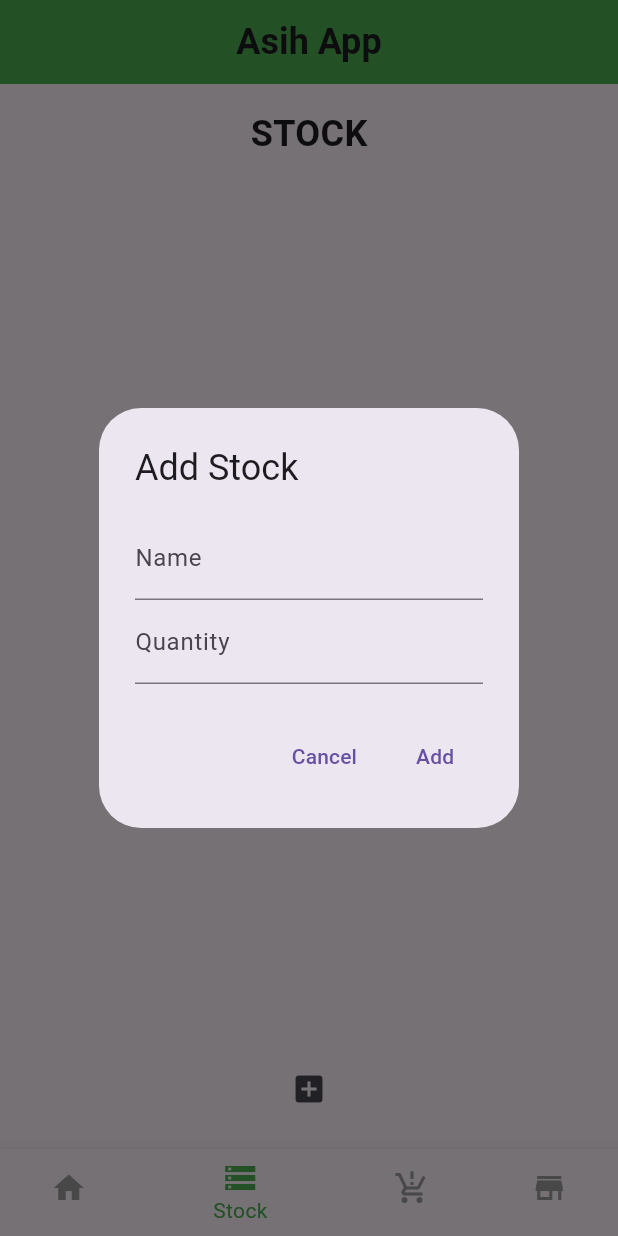
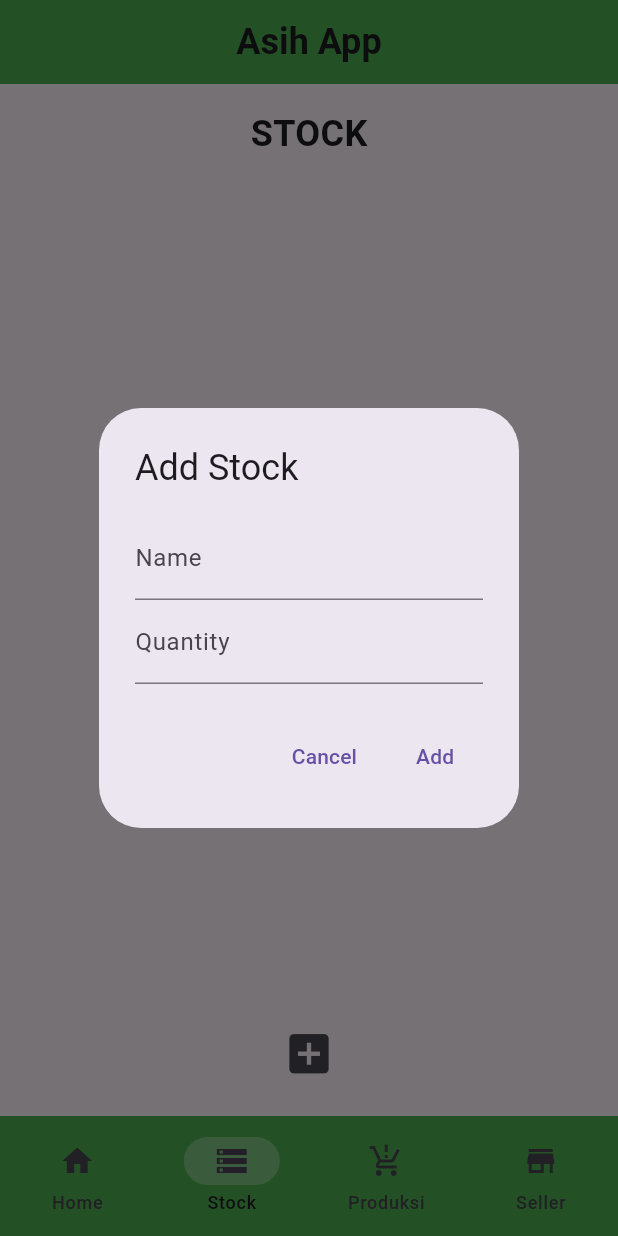
Before and after one commit to Ahmad-s-zaky/asihapp_tbMobile, a Flutter app: the screen it shows after launch, item 2 of the bottom bar chosen, after a tap on the "add box" icon, on a phone screen of 412 x 824 dp. Run offline on Flutter 3.47's test engine with Material 3 defaults, Android fonts, the phone set to English and light mode, and no system bars.

Commit message:
ubah bottom_navigation_bar

```diff
--- a/lib/screens/home_screen.dart
+++ b/lib/screens/home_screen.dart
@@ -29,7 +29,7 @@ class HomeScreen extends StatelessWidget {
             const SizedBox(height: 40),
             const Center(
               child: Text(
-                'Asih App is an app use for eat delightfull food. And also you can add some food by your own and get selled it',
+                'Asih App is an app use for eat delightfull food. And also you can add some food by your own',
                 style: TextStyle(fontSize: 16, fontWeight: FontWeight.bold),
                 textAlign: TextAlign.center,
               ),
--- a/lib/screens/stock/stock_screen.dart
+++ b/lib/screens/stock/stock_screen.dart
@@ -4,6 +4,7 @@ import 'package:myapp/widgets/add_stock.dart';
 import 'package:myapp/widgets/edit_stock.dart';
 import 'package:provider/provider.dart';
 
+// ignore: use_key_in_widget_constructors
 class StockScreen extends StatelessWidget {
   @override
   Widget build(BuildContext context) {
@@ -13,14 +14,14 @@ class StockScreen extends StatelessWidget {
       padding: const EdgeInsets.all(16.0),
       child: Column(
         children: [
-          Text(
+          const Text(
             'STOCK',
             style: TextStyle(fontSize: 24, fontWeight: FontWeight.bold),
           ),
-          SizedBox(height: 16),
+          const SizedBox(height: 16),
           Expanded(
             child: GridView.builder(
-              gridDelegate: SliverGridDelegateWithFixedCrossAxisCount(
+              gridDelegate: const SliverGridDelegateWithFixedCrossAxisCount(
                 crossAxisCount: 2,
                 crossAxisSpacing: 10,
                 mainAxisSpacing: 10,
@@ -37,13 +38,13 @@ class StockScreen extends StatelessWidget {
                         Text(
                           '${stock.name}\n[${stock.quantity}]',
                           textAlign: TextAlign.center,
-                          style: TextStyle(fontSize: 18, fontWeight: FontWeight.bold),
+                          style: const TextStyle(fontSize: 18, fontWeight: FontWeight.bold),
                         ),
                         Row(
                           mainAxisAlignment: MainAxisAlignment.center,
                           children: [
                             IconButton(
-                              icon: Icon(Icons.edit),
+                              icon: const Icon(Icons.edit),
                               onPressed: () {
                                 showDialog(
                                   context: context,
@@ -52,26 +53,26 @@ class StockScreen extends StatelessWidget {
                               },
                             ),
                             IconButton(
-                              icon: Icon(Icons.delete),
+                              icon: const Icon(Icons.delete),
                               onPressed: () {
                                 showDialog(
                                   context: context,
                                   builder: (context) => AlertDialog(
-                                    title: Text('Confirm Delete'),
-                                    content: Text('Are you sure you want to delete this stock?'),
+                                    title: const Text('Confirm Delete'),
+                                    content: const Text('Are you sure you want to delete this stock?'),
                                     actions: [
                                       TextButton(
                                         onPressed: () {
                                           Navigator.of(context).pop();
                                         },
-                                        child: Text('Cancel'),
+                                        child: const Text('Cancel'),
                                       ),
                                       TextButton(
                                         onPressed: () {
                                           stockService.deleteStock(index);
                                           Navigator.of(context).pop();
                                         },
-                                        child: Text('Delete'),
+                                        child: const Text('Delete'),
                                       ),
                                     ],
                                   ),
@@ -88,7 +89,7 @@ class StockScreen extends StatelessWidget {
             ),
           ),
           IconButton(
-            icon: Icon(Icons.add_box),
+            icon: const Icon(Icons.add_box, size: 35,),
             onPressed: () {
               showDialog(
                 context: context,
--- a/lib/widgets/bottom_nav_bar.dart
+++ b/lib/widgets/bottom_nav_bar.dart
@@ -8,28 +8,29 @@ class BottomNavBar extends StatelessWidget {
 
   @override
   Widget build(BuildContext context) {
-    return BottomNavigationBar(
-      currentIndex: currentIndex,
-      onTap: onTap,
-      selectedItemColor: Colors.green, // Warna ikon yang dipilih
-      unselectedItemColor: Colors.grey, // Warna ikon yang tidak dipilih
-      items: const [
-        BottomNavigationBarItem(
+    return NavigationBar(
+      selectedIndex: currentIndex,
+      onDestinationSelected: onTap,
+      backgroundColor: Colors.green, // Background color
+      indicatorColor: Colors.green[300],
+      labelBehavior: NavigationDestinationLabelBehavior.alwaysShow,
+      destinations: const[
+         NavigationDestination(
           icon: Icon(Icons.home),
           label: 'Home',
         ),
-        BottomNavigationBarItem(
+        NavigationDestination(
           icon: Icon(Icons.storage),
           label: 'Stock',
         ),
-        BottomNavigationBarItem(
+        NavigationDestination(
           icon: Icon(Icons.production_quantity_limits),
           label: 'Produksi',
         ),
-        BottomNavigationBarItem(
+        NavigationDestination(
           icon: Icon(Icons.store),
           label: 'Seller',
-        ),
+        )
       ],
     );
   }
```
